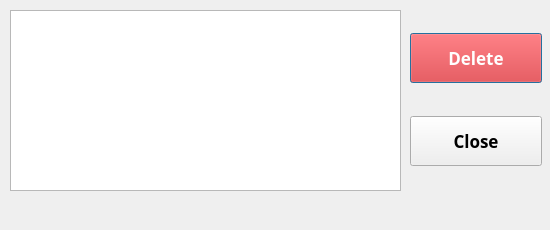
This is UI/uifiles/deletebooks.ui in ayushr01/Library-Management-System as Qt 5 draws it before an edit. The edited form follows.
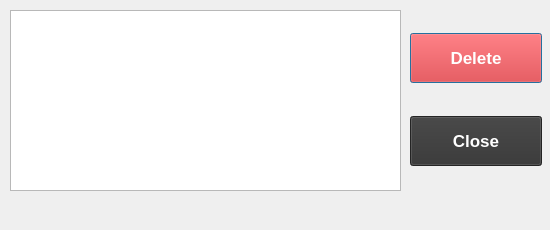
This is the edited form.

What changed in the file:
```diff
--- a/UI/uifiles/deletebooks.ui
+++ b/UI/uifiles/deletebooks.ui
@@ -30,9 +30,7 @@
   </property>
   <property name="font">
    <font>
-    <family>Trebuchet MS</family>
     <pointsize>13</pointsize>
-    <weight>75</weight>
     <bold>true</bold>
    </font>
   </property>
@@ -95,9 +93,7 @@
    </property>
    <property name="font">
     <font>
-     <family>Trebuchet MS</family>
      <pointsize>13</pointsize>
-     <weight>75</weight>
      <bold>true</bold>
     </font>
    </property>
@@ -115,9 +111,7 @@
       </property>
       <property name="font">
        <font>
-        <family>Trebuchet MS</family>
         <pointsize>13</pointsize>
-        <weight>75</weight>
         <bold>true</bold>
        </font>
       </property>
@@ -140,14 +134,13 @@
       </property>
       <property name="font">
        <font>
-        <family>Trebuchet MS</family>
         <pointsize>13</pointsize>
-        <weight>75</weight>
         <bold>true</bold>
        </font>
       </property>
       <property name="styleSheet">
-       <string notr="true"/>
+       <string notr="true">background-color: #333333;
+color: white;</string>
       </property>
       <property name="text">
        <string>Close</string>
```
Left out of the diff: 4 changed lines with no effect on the pictures.
